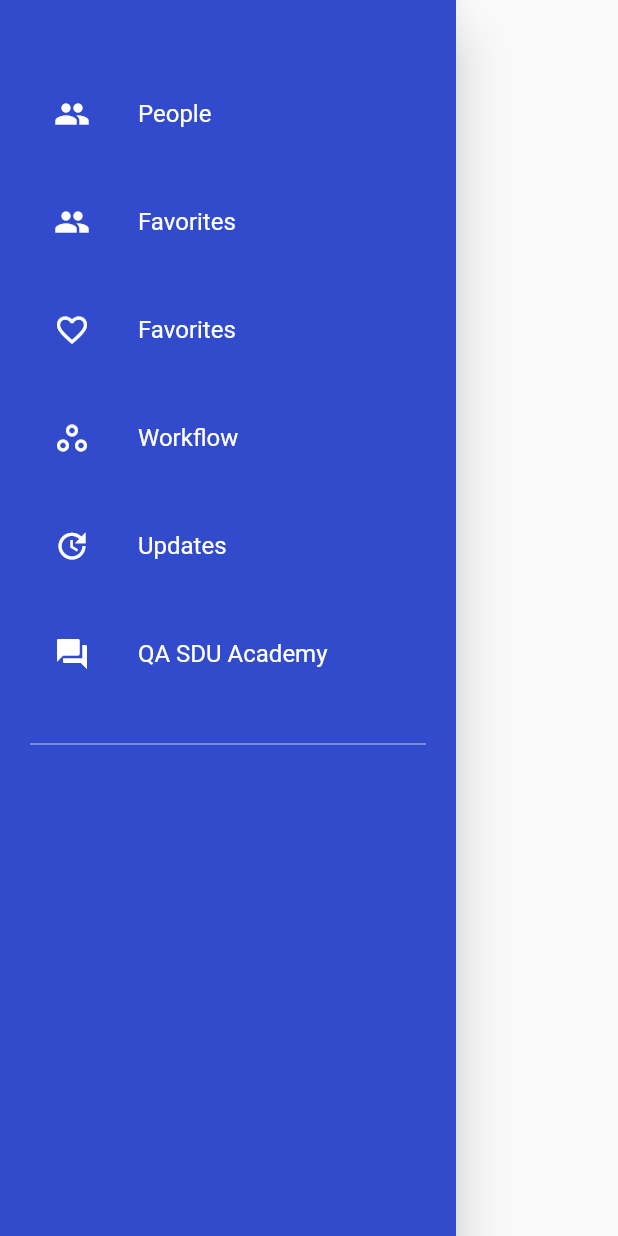
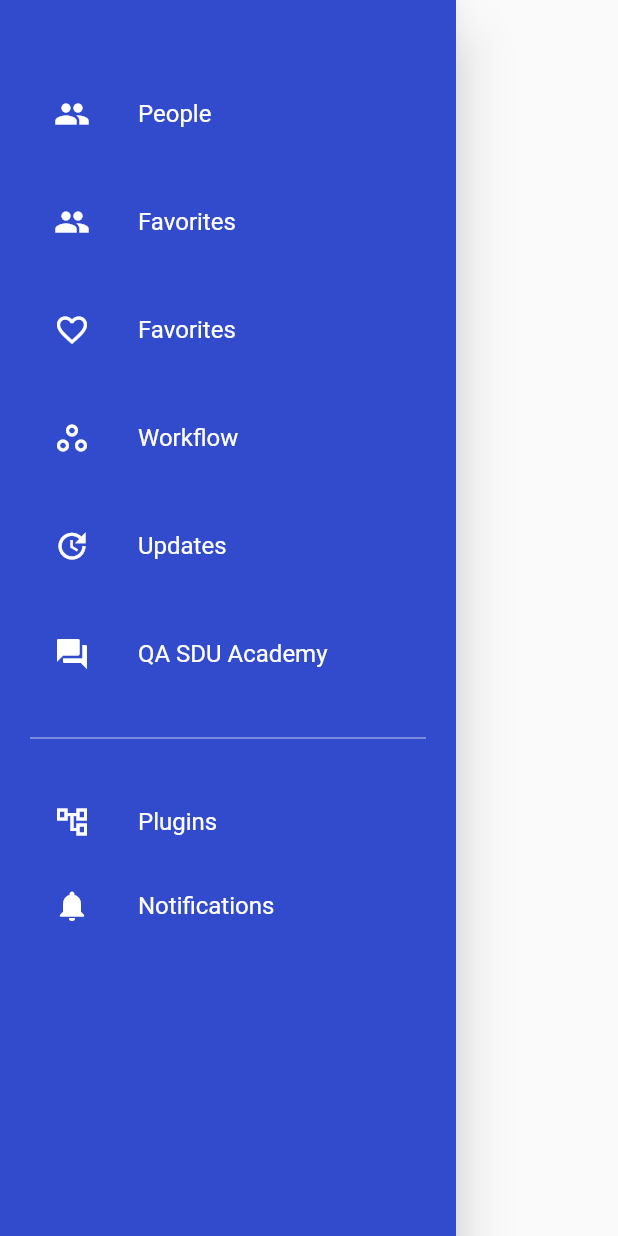
Before and after one commit to sultanmakhmudbazarbayev/SDU-Application, a Flutter app: the NavigationDrawerWidget widget shown alone on an empty page, opened directly, after a tap on "Workflow", on a phone screen of 412 x 824 dp. Run offline on Flutter 3.47's test engine with Material 2 defaults, Android fonts, the phone set to English and light mode, and no system bars; our stand-ins replace material_floating_search_bar; Roboto replaces fonts that are missing (Monsterrat).

Commit message:
MenuItems

```diff
--- a/lib/pages/home_widgets/NavigationDrawerWidget.dart
+++ b/lib/pages/home_widgets/NavigationDrawerWidget.dart
@@ -1,4 +1,6 @@
 import 'package:flutter/material.dart';
+
+import 'PeoplePage.dart';
 
 class NavigationDrawerWidget extends StatelessWidget {
   final padding = EdgeInsets.symmetric(horizontal: 20);
@@ -15,44 +17,66 @@ class NavigationDrawerWidget extends StatelessWidget {
             buildMenuItem(
               text: 'People',
               icon: Icons.people,
+              onClicked: () => selectedItem(context, 0),
             ),
             const SizedBox(height: 16),
             buildMenuItem(
               text: 'Favorites',
               icon: Icons.people,
+              onClicked: () => selectedItem(context, 1),
             ),
             const SizedBox(height: 16),
             buildMenuItem(
               text: 'Favorites',
               icon: Icons.favorite_border,
+              onClicked: () => selectedItem(context, 2),
             ),
             const SizedBox(height: 16),
             buildMenuItem(
               text: 'Workflow',
               icon: Icons.workspaces_outline,
+              onClicked: () => selectedItem(context, 3),
             ),
             const SizedBox(height: 16),
             buildMenuItem(
               text: 'Updates',
               icon: Icons.update,
+              onClicked: () => selectedItem(context, 4),
             ),
             const SizedBox(height: 16),
             buildMenuItem(
               text: 'QA SDU Academy',
               icon: Icons.question_answer,
+              onClicked: () => selectedItem(context, 5),
             ),
-            const SizedBox(height: 24),
+            const SizedBox(height: 20),
             Divider(color: Colors.white70),
-            const SizedBox(height: 24),
+            const SizedBox(height: 20),
+            buildMenuItem(
+              text: 'Plugins',
+              icon: Icons.account_tree_outlined,
+              onClicked: () => selectedItem(context, 6),
+            ),
+            buildMenuItem(
+              text: 'Notifications',
+              icon: Icons.notifications,
+              onClicked: () => selectedItem(context, 7),
+            ),
           ],
         ),
       ),
     );
   }
 
-  buildMenuItem({String text, IconData icon}) {
+  buildMenuItem({
+      String text,
+      IconData icon,
+      VoidCallback onClicked,
+
+    }) {
     final color = Colors.white;
     final hoverColor = Colors.white70;
+
     return ListTile(
       leading: Icon(
         icon,
@@ -63,7 +87,20 @@ class NavigationDrawerWidget extends StatelessWidget {
         style: TextStyle(color: color),
       ),
       hoverColor: hoverColor,
-      onTap: () {},
+      onTap: onClicked,
     );
   }
+
+  selectedItem(BuildContext context, int i) {
+    switch (i) {
+      case 0:
+        Navigator.of(context).push(MaterialPageRoute(builder: (context) => PeoplePage(),
+        ));
+        break;
+      case 1:
+        Navigator.of(context).push(MaterialPageRoute(builder: (context) => PeoplePage(),
+        ));
+        break;
+    }
+  }
 }
```
Also changed, not shown: lib/pages/home_widgets/PeoplePage.dart (added, +14 -0 lines).
